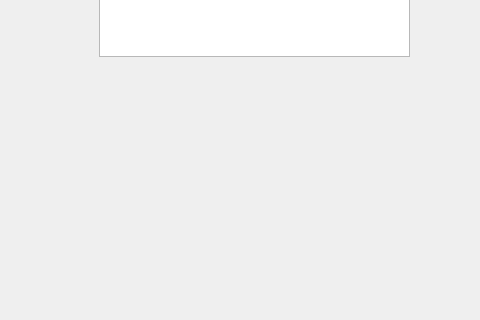
This is summary.ui in MuhammetErenGur/text-summarizer as Qt 5 draws it before an edit; both pictures show x 421 to 901 and y 164 to 484 of the 901 by 600 pixel window. The edited form follows.
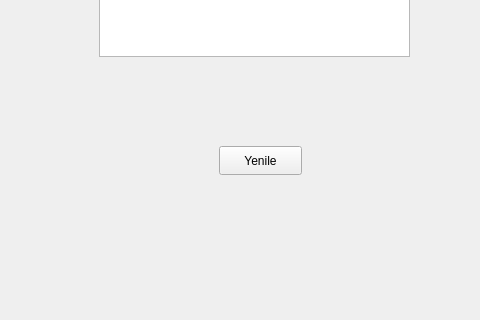
This is the edited form.

Diff of the .ui file:
```diff
--- a/summary.ui
+++ b/summary.ui
@@ -60,6 +60,19 @@
      <string>Rouge Skoru</string>
     </property>
    </widget>
+   <widget class="QPushButton" name="pushButton">
+    <property name="geometry">
+     <rect>
+      <x>640</x>
+      <y>310</y>
+      <width>83</width>
+      <height>29</height>
+     </rect>
+    </property>
+    <property name="text">
+     <string>Yenile</string>
+    </property>
+   </widget>
   </widget>
   <widget class="QMenuBar" name="menubar">
    <property name="geometry">
```
